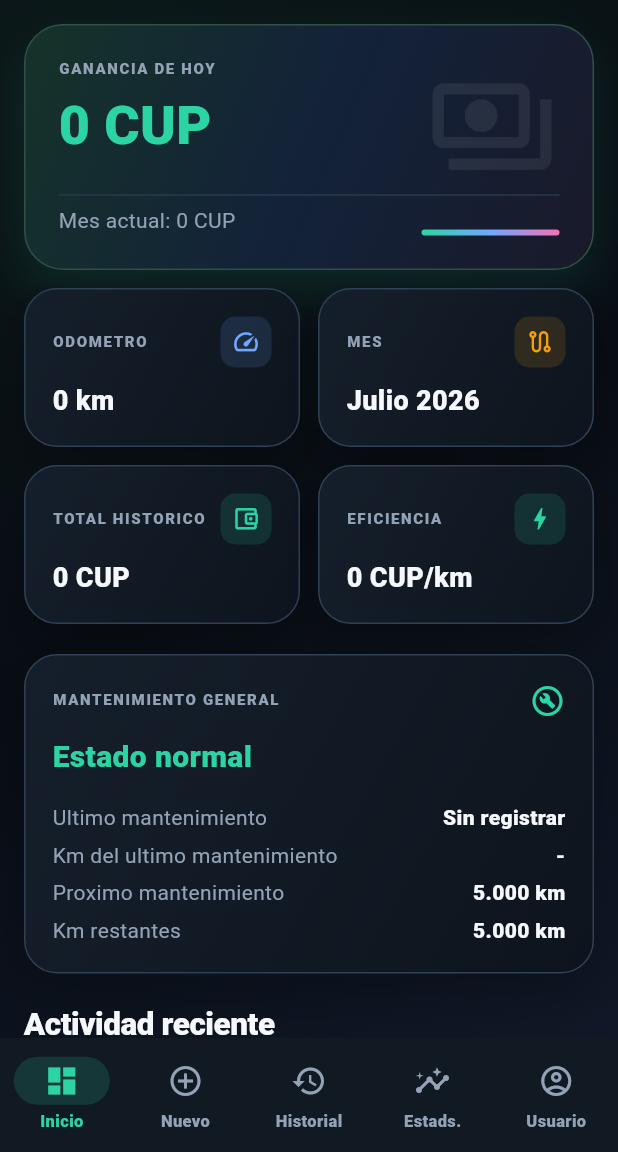
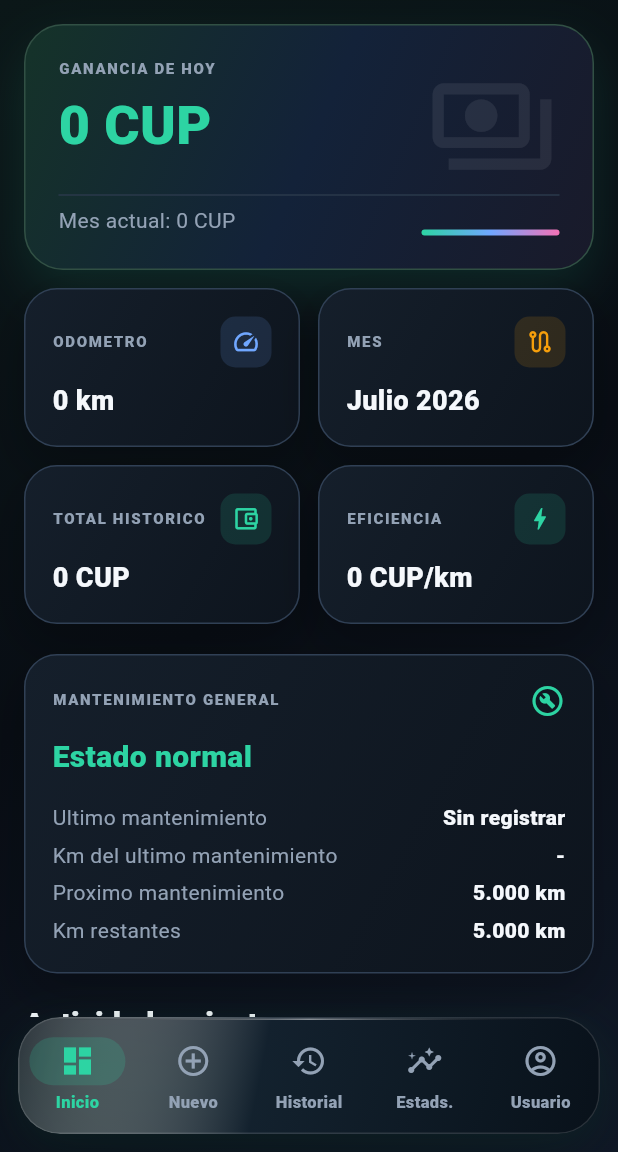
Before and after one commit to alejandrodiscoveryy-ar/tuktuk-control, a Flutter app: the screen it shows after launch, after a tap on "Comenzar", on a phone screen of 412 x 824 dp, the part 84-1236 px from its top. Run offline on Flutter 3.47's test engine with Material 3 defaults, Android fonts, the phone set to English and light mode, and no system bars; our stand-ins replace google_sign_in, hive_flutter; missing offline and left inert: extension_google_sign_in_as_googleapis_auth, googleapis; accounts and stored records are empty.

Commit message:
feat: add liquid glass bottom navigation

```diff
--- a/flutter_app/lib/main.dart
+++ b/flutter_app/lib/main.dart
@@ -144,8 +144,9 @@ class ControlTukTukApp extends StatelessWidget {
         ),
         navigationBarTheme: NavigationBarThemeData(
           height: 76,
-          backgroundColor: kSurface,
-          indicatorColor: kPrimary.withValues(alpha: .16),
+          backgroundColor: Colors.transparent,
+          elevation: 0,
+          indicatorColor: kPrimary.withValues(alpha: .18),
           labelTextStyle: WidgetStateProperty.resolveWith(
             (states) => TextStyle(
               color: states.contains(WidgetState.selected) ? kPrimary : kMuted,
--- a/flutter_app/lib/presentation/screens.dart
+++ b/flutter_app/lib/presentation/screens.dart
@@ -247,6 +247,7 @@ class _AppShellState extends State<AppShell> {
           LoginScreen(store: store),
         ];
         return Scaffold(
+          extendBody: true,
           appBar: AppBar(
             title: const Row(
               children: [
@@ -280,9 +281,89 @@ class _AppShellState extends State<AppShell> {
               ),
             ),
           ),
-          bottomNavigationBar: NavigationBar(
+          bottomNavigationBar: _LiquidGlassNavigation(
             selectedIndex: index,
             onDestinationSelected: (value) => setState(() => index = value),
+          ),
+        );
+      },
+    );
+  }
+}
+
+class _LiquidGlassNavigation extends StatelessWidget {
+  const _LiquidGlassNavigation({
+    required this.selectedIndex,
+    required this.onDestinationSelected,
+  });
+
+  final int selectedIndex;
+  final ValueChanged<int> onDestinationSelected;
+
+  @override
+  Widget build(BuildContext context) {
+    return SafeArea(
+      top: false,
+      minimum: const EdgeInsets.fromLTRB(12, 0, 12, 12),
+      child: DecoratedBox(
+        decoration: BoxDecoration(
+          borderRadius: BorderRadius.circular(28),
+          boxShadow: const [
+            BoxShadow(
+              color: Color(0x66000000),
+              blurRadius: 34,
+              offset: Offset(0, 16),
+            ),
+            BoxShadow(
+              color: Color(0x182DD4A3),
+              blurRadius: 24,
+              offset: Offset(0, 6),
+            ),
+          ],
+        ),
+        child: ClipRRect(
+          borderRadius: BorderRadius.circular(28),
+          child: BackdropFilter(
+            filter: ui.ImageFilter.blur(sigmaX: 24, sigmaY: 24),
+            child: Container(
+              decoration: BoxDecoration(
+                borderRadius: BorderRadius.circular(28),
+                border: Border.all(color: Colors.white.withValues(alpha: .13)),
+                gradient: LinearGradient(
+                  begin: Alignment.topLeft,
+                  end: Alignment.bottomRight,
+                  colors: [
+                    Colors.white.withValues(alpha: .13),
+                    const Color(0xD9142230),
+                    const Color(0xE6081019),
+                  ],
+                  stops: const [0, .42, 1],
+                ),
+              ),
+              child: Stack(
+                children: [
+                  Positioned(
+                    top: 0,
+                    left: 26,
+                    right: 26,
+                    child: Container(
+                      height: 1,
+                      decoration: BoxDecoration(
+                        gradient: LinearGradient(
+                          colors: [
+                            Colors.transparent,
+                            Colors.white.withValues(alpha: .5),
+                            Colors.transparent,
+                          ],
+                        ),
+                      ),
+                    ),
+                  ),
+                  NavigationBar(
+                    selectedIndex: selectedIndex,
+                    onDestinationSelected: onDestinationSelected,
+                    backgroundColor: Colors.transparent,
+                    elevation: 0,
                     destinations: const [
                       NavigationDestination(
                         icon: Icon(Icons.dashboard_outlined),
@@ -311,8 +392,12 @@ class _AppShellState extends State<AppShell> {
                       ),
                     ],
                   ),
-        );
-      },
+                ],
+              ),
+            ),
+          ),
+        ),
+      ),
     );
   }
 }
```
Also changed, not shown: 1 other file. Lines whose indentation alone changed are shown as unchanged.
